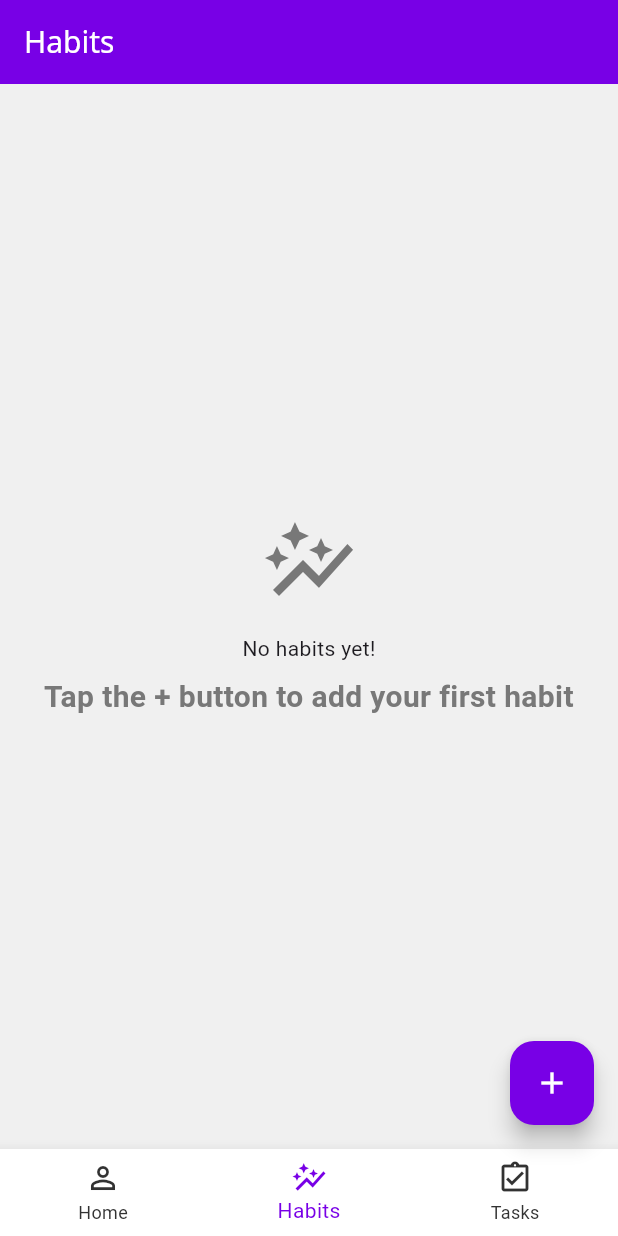
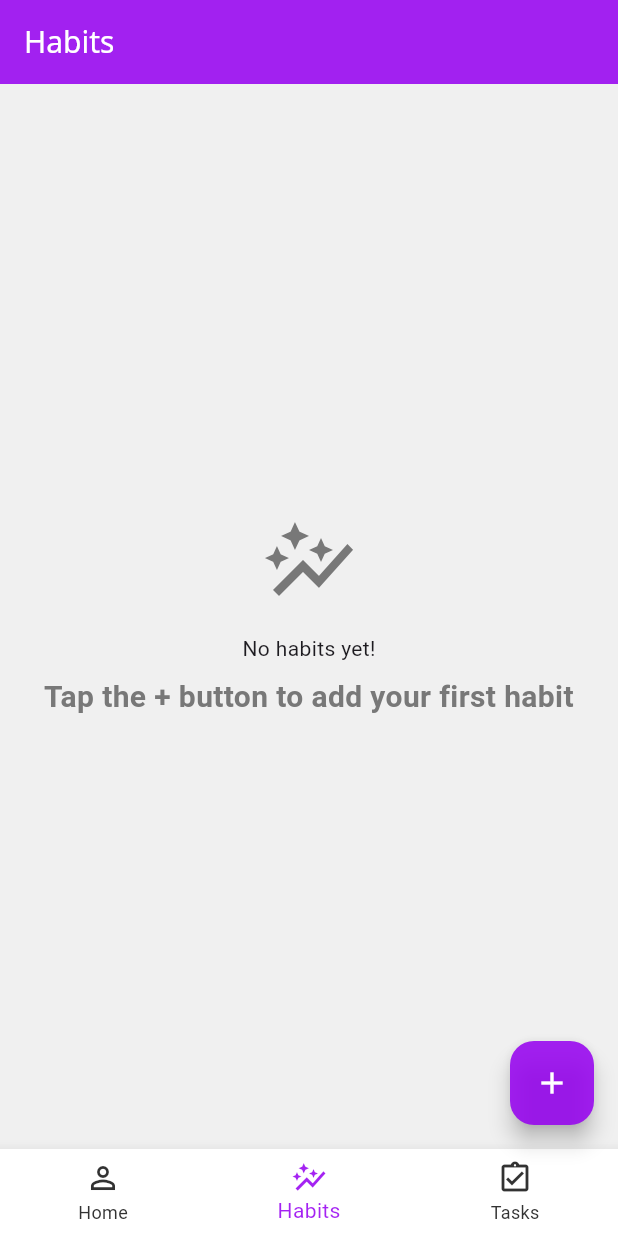
Before and after one commit to b-kucherepa/habit_to_do_some_level_up, a Flutter app: the screen it shows after launch, item 2 of the bottom bar chosen, on a phone screen of 412 x 824 dp. Run offline on Flutter 3.47's test engine with Material 3 defaults, Android fonts, the phone set to English and light mode, and no system bars; our stand-ins replace fl_chart, hive; accounts and stored records are empty; Roboto replaces fonts that are missing (Noto Sans).

Commit message:
fix: improve some colors and refactor them a bit

```diff
--- a/lib/screens/home_screen.dart
+++ b/lib/screens/home_screen.dart
@@ -77,12 +77,12 @@ class _HomeScreenState extends State<HomeScreen> {
   Widget? _buildFloatingActionButton() => switch (_selectedIndex) {
         1 => FloatingActionButton(
             onPressed: () => _navigateToAddHabit(context),
-            backgroundColor: Styles.habitAccentColor,
+            backgroundColor: Styles.getAppBarColor(_selectedIndex),
             child: Styles.addButtonLargeIcon,
           ),
         2 => FloatingActionButton(
             onPressed: () => _navigateToAddTask(context),
-            backgroundColor: Styles.taskAccentColor,
+            backgroundColor: Styles.getAppBarColor(_selectedIndex),
             child: Styles.addButtonLargeIcon,
           ),
         _ => null
--- a/lib/styles.dart
+++ b/lib/styles.dart
@@ -14,7 +14,7 @@ class Styles {
   static const Color subTextColor = Color.fromARGB(255, 120, 120, 120);
   static const Color lightTextColor = Color.fromARGB(255, 200, 200, 200);
 
-  static const Color shadowColor = Colors.black;
+  static const Color shadowColor = basicTextColor;
 
   static const Color contrastHeaderFontColor = foregroundColor;
 
@@ -62,17 +62,17 @@ class Styles {
   static const Color tabsBackColor = fargroundColor;
   static const Color navigatorBackColor = foregroundColor;
   static const Color playerAccentColor = Color.fromARGB(255, 0, 140, 240);
-  static const Color habitAccentColor = Color.fromARGB(255, 120, 0, 230);
-  static const Color taskAccentColor = Color.fromARGB(255, 40, 220, 80);
+  static const Color habitAccentColor = Color.fromARGB(255, 150, 0, 240);
+  static const Color taskAccentColor = Color.fromARGB(255, 30, 210, 80);
   static const Color levelUpAccentColor = Color.fromARGB(255, 240, 150, 0);
 
   static Color getAppBarColor(int index) =>
       _appBarColor[index] ?? fallbackColor;
 
-  static const Map<int, Color> _appBarColor = {
-    0: playerAccentColor,
-    1: habitAccentColor,
-    2: taskAccentColor,
+  static final Map<int, Color> _appBarColor = {
+    0: playerAccentColor.withAlpha(220),
+    1: habitAccentColor.withAlpha(220),
+    2: taskAccentColor.withAlpha(220),
   };
 
   static final Icon playerTabIcon = Icon(Icons.person_outline_outlined);
@@ -81,7 +81,7 @@ class Styles {
 
   //Common entries:
   static const Color entryUncompletedBackColor = foregroundColor;
-  static const Color entryCardSidesColor = Color.fromARGB(255, 230, 230, 230);
+  static const Color entryCardSidesColor = Color.fromARGB(20, 0, 0, 0);
 
   static final Icon editEntryIcon =
       Icon(Icons.edit_note_outlined, color: subTextColor, size: getGap('XL'));
@@ -308,9 +308,9 @@ class Styles {
   static Icon getPlayerLevelIcon(int level) =>
       Icon(Icons.star_rate, size: getIconSize('M'), color: levelUpAccentColor);
   static Icon getPlayerExperienceIcon(int level) => Icon(Icons.flare_outlined,
-      size: getIconSize('M'), color: habitAccentColor);
+      size: getIconSize('M'), color: taskAccentColor);
   static Icon getPlayerNextLevelIcon(int level) =>
-      Icon(Icons.place, size: getIconSize('M'), color: taskAccentColor);
+      Icon(Icons.place, size: getIconSize('M'), color: habitAccentColor);
 
   /* static Icon getPlayerLevelIcon(int level) => Icon(Icons.star,
       size: getIconSize('S'), color: getPlayerFrontColor(level));
@@ -467,9 +467,8 @@ class Styles {
 
   //Habit form:
   static final Color habitFormFrontColor = habitAccentColor;
-  static final Color habitFormBorderColor = Color.fromARGB(255, 110, 60, 160);
-  static final Color habitChipSelectedColor =
-      habitAccentColor.withValues(alpha: 0.3);
+  static final Color habitFormBorderColor = Color.fromARGB(255, 120, 60, 160);
+  static final Color habitChipSelectedColor = habitAccentColor.withAlpha(80);
 
   static final TextStyle scheduleChipFont =
       TextStyle(color: basicTextColor, fontSize: getFontSize('M'));
@@ -488,7 +487,7 @@ class Styles {
 
   //Tasks entry card:
   static const Color taskCompletedBackColor =
-      Color.fromARGB(255, 235, 255, 235);
+      Color.fromARGB(255, 230, 255, 235);
 
   static final TextStyle tasksCompletedHeaderFont =
       TextStyle(fontSize: getFontSize('XXL'), fontWeight: FontWeight.bold);
--- a/lib/widgets/habit_item_widget.dart
+++ b/lib/widgets/habit_item_widget.dart
@@ -42,7 +42,7 @@ class HabitItemWidget extends StatelessWidget {
         borderRadius:
             BorderRadius.circular(Styles.entryCardRadius), // Радиус скругления
       ),
-      shadowColor: Styles.shadowColor.withValues(alpha: 0.5),
+      shadowColor: Styles.shadowColor,
       margin: EdgeInsets.only(bottom: Styles.getGap('S')),
       color: backgroundColor ??
           (isCompleted
--- a/lib/widgets/task_item_widget.dart
+++ b/lib/widgets/task_item_widget.dart
@@ -31,7 +31,7 @@ class TaskItemWidget extends StatelessWidget {
         borderRadius:
             BorderRadius.circular(Styles.entryCardRadius), // Радиус скругления
       ),
-      shadowColor: Styles.shadowColor.withValues(alpha: 0.5),
+      shadowColor: Styles.shadowColor,
       margin: EdgeInsets.only(bottom: Styles.getGap('S')),
       color: backgroundColor ??
           (task.completed
```
